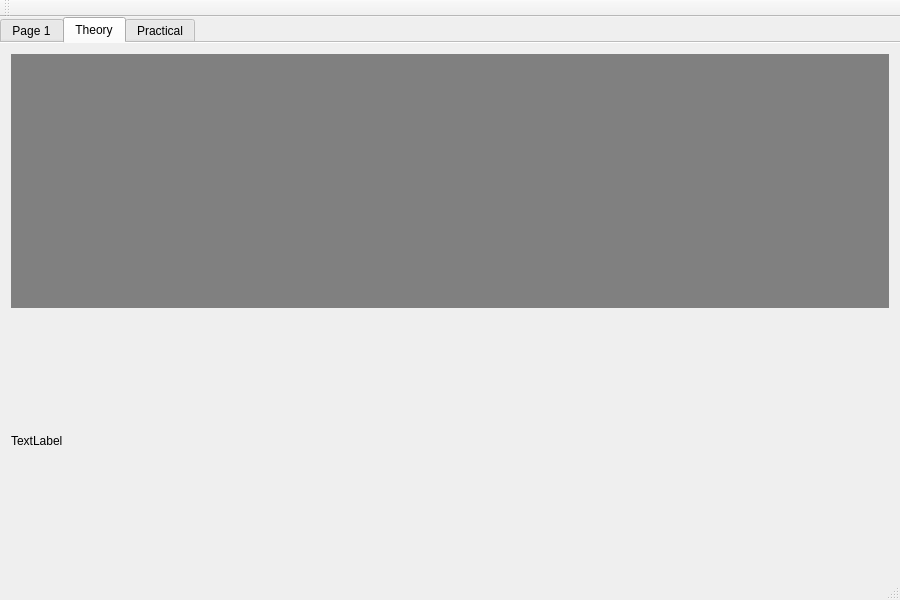
First picture: the form in mainwindow.ui, repository Faulik/LabStend, before the edit.
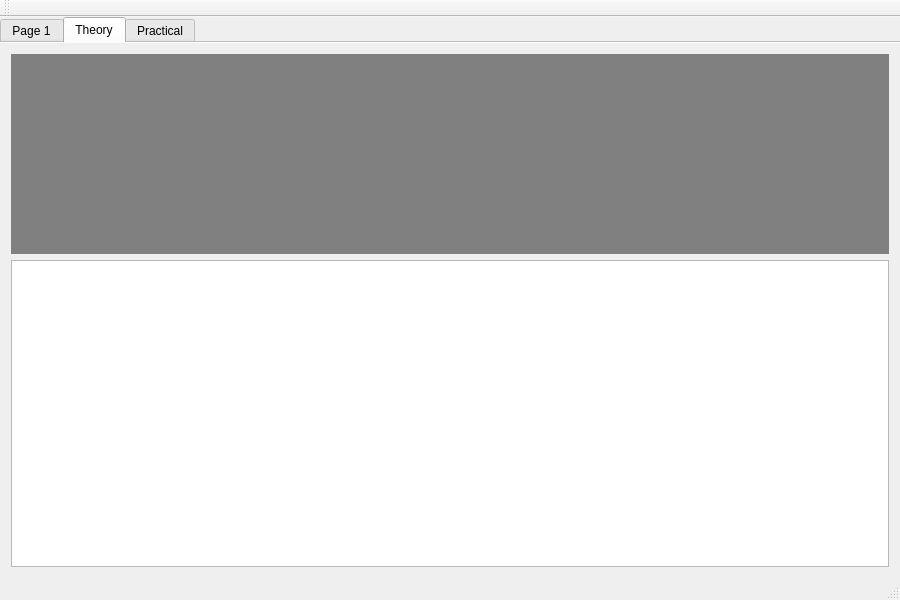
Second picture: the form after the edit. The open tabs and pages were chosen to show the change. Custom widgets are drawn as their Qt base class.

Patch:
```diff
--- a/mainwindow.ui
+++ b/mainwindow.ui
@@ -39,9 +39,6 @@
   </property>
   <widget class="QWidget" name="centralWidget">
    <layout class="QVBoxLayout" name="verticalLayout">
-    <property name="spacing">
-     <number>0</number>
-    </property>
     <property name="leftMargin">
      <number>0</number>
     </property>
@@ -198,9 +195,30 @@
          </widget>
         </item>
         <item>
-         <widget class="QLabel" name="label_3">
-          <property name="text">
-           <string>TextLabel</string>
+         <widget class="QGraphicsView" name="graphicsView">
+          <property name="frameShadow">
+           <enum>QFrame::Plain</enum>
+          </property>
+          <property name="sizeAdjustPolicy">
+           <enum>QAbstractScrollArea::AdjustToContents</enum>
+          </property>
+          <property name="backgroundBrush">
+           <brush brushstyle="NoBrush">
+            <color alpha="255">
+             <red>0</red>
+             <green>0</green>
+             <blue>0</blue>
+            </color>
+           </brush>
+          </property>
+          <property name="alignment">
+           <set>Qt::AlignHCenter|Qt::AlignTop</set>
+          </property>
+          <property name="renderHints">
+           <set>QPainter::SmoothPixmapTransform|QPainter::TextAntialiasing</set>
+          </property>
+          <property name="transformationAnchor">
+           <enum>QGraphicsView::NoAnchor</enum>
           </property>
          </widget>
         </item>
```
Left out of the diff: 2 changed lines with no effect on the pictures.
